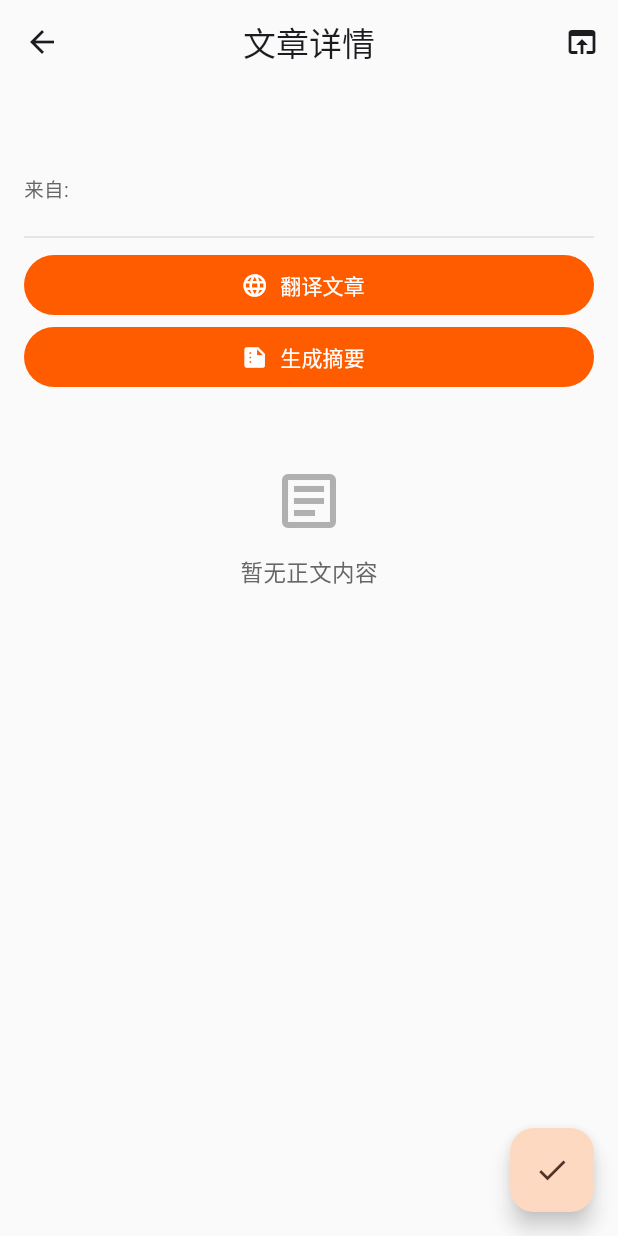
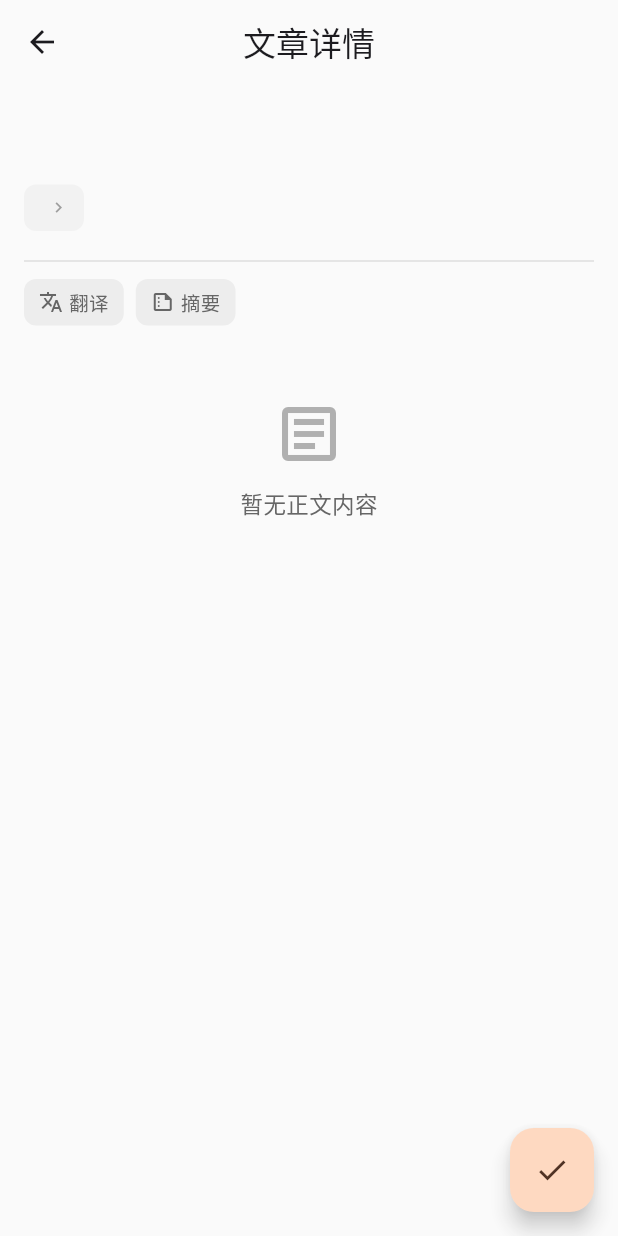
Before and after one commit to X-Ray-git/autofolo-mobile, a Flutter app: the ArticlePageView screen opened directly with empty values, on a phone screen of 412 x 824 dp. Run offline on Flutter 3.47's test engine with Material 3 defaults, Android fonts, the phone set to English and light mode, and no system bars; our stand-ins replace cached_network_image, dio, flutter_html, flutter_smart_dialog, get, hive_flutter and 3 more; missing offline and left inert: flutter_displaymode, image_gallery_saver_plus; accounts and stored records are empty.

Commit message:
Refactor: ArticlePage — Chip-style metadata, ToolbarRow with compact translate/summary chips, secondaryContainer summary card, preloader memCacheWidth 150

```diff
--- a/lib/pages/article/article_page.dart
+++ b/lib/pages/article/article_page.dart
@@ -432,16 +432,35 @@ class ArticlePageView extends StatefulWidget {
 class _ArticlePageViewState extends State<ArticlePageView> {
   late final String _tag;
   late final ArticleController controller;
+  late final ScrollController _scrollController;
+
+  // 1. 改为使用 ValueNotifier 以实现局部刷新
+  final ValueNotifier<double> _scrollProgress = ValueNotifier(0.0);
 
   @override
   void initState() {
     super.initState();
     _tag = widget.article.entryId;
     controller = Get.put(ArticleController(widget.article), tag: _tag);
+    _scrollController = ScrollController();
+    _scrollController.addListener(_onScroll);
+  }
+
+  void _onScroll() {
+    if (!_scrollController.hasClients) return;
+    final maxScroll = _scrollController.position.maxScrollExtent;
+    final currentScroll = _scrollController.position.pixels;
+    if (maxScroll > 0) {
+      // 2. 移除 setState，直接更新 value
+      _scrollProgress.value = (currentScroll / maxScroll).clamp(0.0, 1.0);
+    }
   }
 
   @override
   void dispose() {
+    _scrollController.removeListener(_onScroll);
+    _scrollController.dispose();
+    _scrollProgress.dispose(); // 记得释放 Notifier
     if (Get.isRegistered<ArticleController>(tag: _tag)) {
       Get.delete<ArticleController>(tag: _tag);
     }
@@ -455,16 +474,27 @@ class _ArticlePageViewState extends State<ArticlePageView> {
 
     return Scaffold(
       appBar: AppBar(
-        title: Text(
-          widget.pageLabel == null ? '文章详情' : '文章详情 · ${widget.pageLabel}',
+        title: widget.pageLabel == null
+            ? const Text('文章详情')
+            : Text('第 ${widget.pageLabel} 篇'),
+        actions: const [],
+        // 3. 使用 ValueListenableBuilder 局部刷新进度条
+        bottom: PreferredSize(
+          preferredSize: const Size.fromHeight(2.0),
+          child: ValueListenableBuilder<double>(
+            valueListenable: _scrollProgress,
+            builder: (context, progress, child) {
+              return progress > 0.0
+                  ? LinearProgressIndicator(
+                      value: progress,
+                      backgroundColor: Colors.transparent,
+                      valueColor: AlwaysStoppedAnimation<Color>(colorScheme.primary),
+                      minHeight: 2.0,
+                    )
+                  : const SizedBox(height: 2.0);
+            },
           ),
-        actions: [
-          IconButton(
-            icon: const Icon(Icons.open_in_browser),
-            tooltip: '在浏览器中打开',
-            onPressed: controller.openInBrowser,
         ),
-        ],
       ),
       floatingActionButton: Obx(() {
         final isRead = controller.isRead.value;
@@ -472,8 +502,7 @@ class _ArticlePageViewState extends State<ArticlePageView> {
         return Opacity(
           opacity: 0.85,
           child: FloatingActionButton(
-            onPressed: isUpdating
-                ? null
+            onPressed: isUpdating ? null
                 : (isRead ? controller.markAsUnread : controller.markAsRead),
             tooltip: isRead ? '恢复未读' : '标为已读',
             child: Icon(isRead ? Icons.undo : Icons.check),
@@ -481,6 +510,7 @@ class _ArticlePageViewState extends State<ArticlePageView> {
         );
       }),
       body: CustomScrollView(
+        controller: _scrollController,
         slivers: [
           // ─── 元数据区域 ──────────────────────
           SliverPadding(
@@ -489,12 +519,24 @@ class _ArticlePageViewState extends State<ArticlePageView> {
               child: Column(
                 crossAxisAlignment: CrossAxisAlignment.start,
                 children: [
-                  // 标题
+                  InkWell(
+                    onTap: controller.openInBrowser,
+                    borderRadius: BorderRadius.circular(8),
+                    child: Padding(
+                      padding: const EdgeInsets.symmetric(vertical: 4, horizontal: 2),
+                      child: Column(
+                        crossAxisAlignment: CrossAxisAlignment.start,
+                        children: [
                           Text(
                             controller.article.title,
                             style: const TextStyle(
                               fontSize: 22,
                               fontWeight: FontWeight.bold,
+                              height: 1.35,
+                            ),
+                          ),
+                        ],
+                      ),
                     ),
                   ),
                   const SizedBox(height: 12),
@@ -515,49 +557,14 @@ class _ArticlePageViewState extends State<ArticlePageView> {
 
                   const Divider(height: 24),
 
-                  // 翻译按钮
-                  _TranslateButton(controller: controller, cs: colorScheme),
-                  _ToggleTranslationButton(controller: controller),
-
-                  // 摘要按钮
-                  _SummaryButton(controller: controller),
+                  _ToolbarRow(controller: controller, cs: colorScheme),
                   _SummaryCard(controller: controller),
                 ],
               ),
             ),
           ),
 
-          // ─── 图片预加载（隐藏） ──────────────────
-          if (controller.imageUrls.isNotEmpty)
-            SliverToBoxAdapter(
-              child: SizedBox(
-                height: 0,
-                child: Stack(
-                  children: [
-                    for (final url in controller.imageUrls)
-                      Positioned(
-                        left: -1,
-                        top: -1,
-                        child: SizedBox(
-                          width: 1,
-                          height: 1,
-                          child: CachedNetworkImage(
-                            imageUrl:
-                                ArticleImageService.toProxiedUrl(url) ?? url,
-                            httpHeaders: ArticleImageService.httpHeaders,
-                            cacheKey: 'v2_$url',
-                            fadeInDuration: Duration.zero,
-                            fadeOutDuration: Duration.zero,
-                            placeholder: (_, _) => const SizedBox.shrink(),
-                            errorWidget: (_, _, _) =>
-                                const SizedBox.shrink(),
-                          ),
-                        ),
-                      ),
-                  ],
-                ),
-              ),
-            ),
+          // （已删除：高度为 0 的隐藏预加载栈代码）
 
           // ─── 正文区域：逐块渲染 ──────────────
           SliverPadding(
@@ -630,162 +637,96 @@ class _MetadataSection extends StatelessWidget {
   @override
   Widget build(BuildContext context) {
     final imageUrl = controller.article.feedImage;
-    return Row(
-      children: [
-        Text('来自: ',
-            style: TextStyle(fontSize: 13, color: cs.onSurfaceVariant)),
-        if (imageUrl != null && imageUrl.isNotEmpty) ...[
-          ClipRRect(
+    return InkWell(
+      onTap: controller.article.feedId.isEmpty ? null : controller.openSource,
+      borderRadius: BorderRadius.circular(8),
+      child: Container(
+        padding: const EdgeInsets.symmetric(horizontal: 10, vertical: 6),
+        decoration: BoxDecoration(
+          color: cs.surfaceContainerHighest.withValues(alpha: 0.6),
+          borderRadius: BorderRadius.circular(8),
+        ),
+        child: Row(mainAxisSize: MainAxisSize.min, children: [
+          if (imageUrl != null && imageUrl.isNotEmpty)
+            Padding(
+              padding: const EdgeInsets.only(right: 6),
+              child: ClipRRect(
                 borderRadius: BorderRadius.circular(3),
                 child: Image(
                   image: CachedNetworkImageProvider(
                     ArticleImageService.toProxiedUrl(imageUrl) ?? imageUrl,
                   ),
-              width: 16,
-              height: 16,
-              fit: BoxFit.cover,
-              errorBuilder: (context, error, stackTrace) =>
-                  const SizedBox.shrink(),
-            ),
-          ),
-          const SizedBox(width: 4),
-        ],
-        Expanded(
-          child: InkWell(
-            onTap:
-                controller.article.feedId.isEmpty ? null : controller.openSource,
-            child: Padding(
-              padding: const EdgeInsets.symmetric(vertical: 2),
-              child: Text(
-                controller.article.feedTitle,
-                maxLines: 1,
-                overflow: TextOverflow.ellipsis,
-                style: TextStyle(
-                  fontSize: 13,
-                  color: Theme.of(context).colorScheme.primary,
-                  decoration: TextDecoration.underline,
-                  decorationColor: Theme.of(context).colorScheme.primary,
+                  width: 16, height: 16, fit: BoxFit.cover,
+                  errorBuilder: (_, __, ___) =>
+                      Icon(Icons.rss_feed, size: 14, color: cs.onSurfaceVariant),
                 ),
               ),
             ),
+          Flexible(child: Text(controller.article.feedTitle,
+              maxLines: 1, overflow: TextOverflow.ellipsis,
+              style: TextStyle(fontSize: 13, color: cs.onSurfaceVariant))),
+          const SizedBox(width: 6),
+          Icon(Icons.chevron_right, size: 14,
+              color: cs.onSurfaceVariant.withValues(alpha: 0.6)),
+        ]),
       ),
-        ),
-      ],
     );
   }
 }
 
-class _TranslateButton extends StatelessWidget {
+class _ToolbarRow extends StatelessWidget {
   final ArticleController controller;
   final ColorScheme cs;
-  const _TranslateButton({required this.controller, required this.cs});
+  const _ToolbarRow({required this.controller, required this.cs});
 
   @override
   Widget build(BuildContext context) {
     return Obx(() {
-      final record = TranslationService.recordOf(controller.article.entryId);
-      final isPending =
-          (record?.isPending ?? false) || controller.isTranslating.value;
-      final hasTranslation =
-          (record?.translatedContent?.trim().isNotEmpty ?? false) ||
-              controller.translationContent.value.trim().isNotEmpty;
+      final rec = TranslationService.recordOf(controller.article.entryId);
+      final isPending = (rec?.isPending ?? false) || controller.isTranslating.value;
+      final hasTranslation = controller.isTranslated.value;
+      final isSummarizing = controller.isSummarizing.value;
+      final hasSummary = controller.isSummarized.value;
       return Padding(
         padding: const EdgeInsets.only(bottom: 8),
-        child: SizedBox(
-          width: double.infinity,
-          height: 40,
-          child: FilledButton.tonalIcon(
-            onPressed: isPending ? null : controller.translateArticle,
-            icon: isPending
-                ? const SizedBox(
-                    width: 18,
-                    height: 18,
-                    child: CircularProgressIndicator(strokeWidth: 2),
-                  )
-                : const Icon(Icons.language),
-            label: Text(
-              isPending
-                  ? '翻译中...'
-                  : (hasTranslation ? '重新翻译' : '翻译文章'),
-            ),
-          ),
-        ),
+        child: Row(children: [
+          _Chip(cs: cs, icon: controller.showTranslation.value ? Icons.translate : Icons.translate_outlined,
+            label: isPending ? '翻译…' : hasTranslation ? '已译' : '翻译',
+            active: controller.showTranslation.value || isPending,
+            onTap: isPending ? null : hasTranslation ? () => controller.showTranslation.toggle() : () => controller.translateArticle()),
+          const SizedBox(width: 8),
+          _Chip(cs: cs, icon: hasSummary ? Icons.summarize : Icons.summarize_outlined,
+            label: isSummarizing ? '摘要…' : hasSummary ? '已摘要' : '摘要',
+            active: hasSummary || isSummarizing,
+            onTap: isSummarizing ? null : () => controller.summarizeArticle()),
+        ]),
       );
     });
   }
 }
 
-class _ToggleTranslationButton extends StatelessWidget {
-  final ArticleController controller;
-  const _ToggleTranslationButton({required this.controller});
+class _Chip extends StatelessWidget {
+  final ColorScheme cs; final IconData icon; final String label;
+  final bool active; final VoidCallback? onTap;
+  const _Chip({required this.cs, required this.icon, required this.label,
+    required this.active, this.onTap});
 
   @override
   Widget build(BuildContext context) {
-    return Obx(() {
-      final record = TranslationService.recordOf(controller.article.entryId);
-      final hasTranslation =
-          (record?.translatedContent?.trim().isNotEmpty ?? false) ||
-              controller.translationContent.value.trim().isNotEmpty;
-      if (!hasTranslation) return const SizedBox.shrink();
-      final showTranslation = controller.showTranslation.value;
-      return Padding(
-        padding: const EdgeInsets.only(bottom: 12),
-        child: Align(
-          alignment: Alignment.centerLeft,
-          child: TextButton.icon(
-            onPressed: controller.toggleTranslationDisplay,
-            icon: Icon(
-              showTranslation ? Icons.visibility_off : Icons.visibility,
-              size: 18,
-            ),
-            label: Text(showTranslation ? '查看原文' : '查看译文'),
-          ),
+    return InkWell(onTap: onTap, borderRadius: BorderRadius.circular(8),
+      child: Container(
+        padding: const EdgeInsets.symmetric(horizontal: 10, vertical: 6),
+        decoration: BoxDecoration(
+          color: active ? cs.primary.withValues(alpha: 0.12) : cs.surfaceContainerHighest,
+          borderRadius: BorderRadius.circular(8)),
+        child: Row(mainAxisSize: MainAxisSize.min, children: [
+          Icon(icon, size: 16, color: active ? cs.primary : cs.onSurfaceVariant),
+          const SizedBox(width: 4),
+          Text(label, style: TextStyle(fontSize: 13, fontWeight: FontWeight.w500,
+              color: active ? cs.primary : cs.onSurfaceVariant)),
+        ]),
       ),
     );
-    });
-  }
-}
-
-class _SummaryButton extends StatelessWidget {
-  final ArticleController controller;
-  const _SummaryButton({required this.controller});
-
-  @override
-  Widget build(BuildContext context) {
-    return Obx(() {
-      final record = SummaryService.recordOf(controller.article.entryId);
-      final isPending =
-          (record?.isPending ?? false) || controller.isSummarizing.value;
-      final hasSummary =
-          (record?.summaryText?.trim().isNotEmpty ?? false) ||
-              controller.summaryText.value.trim().isNotEmpty;
-      return Padding(
-        padding: const EdgeInsets.only(bottom: 12),
-        child: SizedBox(
-          width: double.infinity,
-          height: 40,
-          child: FilledButton.tonalIcon(
-            onPressed: isPending ? null : controller.summarizeArticle,
-            icon: isPending
-                ? const SizedBox(
-                    width: 18,
-                    height: 18,
-                    child: CircularProgressIndicator(
-                      strokeWidth: 2,
-                      valueColor:
-                          AlwaysStoppedAnimation<Color>(Color(0xFFD97706)),
-                    ),
-                  )
-                : const Icon(Icons.summarize),
-            label: Text(
-              isPending
-                  ? '摘要中...'
-                  : (hasSummary ? '重新生成摘要' : '生成摘要'),
-            ),
-          ),
-        ),
-      );
-    });
   }
 }
 
@@ -805,23 +746,21 @@ class _SummaryCard extends StatelessWidget {
         child: Container(
           padding: const EdgeInsets.all(12),
           decoration: BoxDecoration(
-            color: const Color(0xFFD97706).withValues(alpha: 0.1),
-            border: Border.all(
-              color: const Color(0xFFD97706).withValues(alpha: 0.3),
-            ),
+            color: Theme.of(context).brightness == Brightness.light
+                ? Theme.of(context).colorScheme.secondaryContainer.withValues(alpha: 0.10)
+                : Theme.of(context).colorScheme.secondaryContainer.withValues(alpha: 0.15),
             borderRadius: BorderRadius.circular(8),
           ),
           child: Column(
             crossAxisAlignment: CrossAxisAlignment.start,
             children: [
-              const Row(children: [
-                Icon(Icons.summarize, size: 16, color: Color(0xFFD97706)),
-                SizedBox(width: 8),
-                Text('文章摘要',
-                    style: TextStyle(
-                        fontSize: 12,
+              Row(children: [
+                Icon(Icons.summarize, size: 16,
+                    color: Theme.of(context).colorScheme.secondary),
+                const SizedBox(width: 8),
+                Text('文章摘要', style: TextStyle(fontSize: 12,
                     fontWeight: FontWeight.bold,
-                        color: Color(0xFFD97706))),
+                    color: Theme.of(context).colorScheme.secondary)),
               ]),
               const SizedBox(height: 8),
               Text(summary, style: const TextStyle(fontSize: 14, height: 1.5)),
```
Lines whose indentation alone changed are shown as unchanged.
